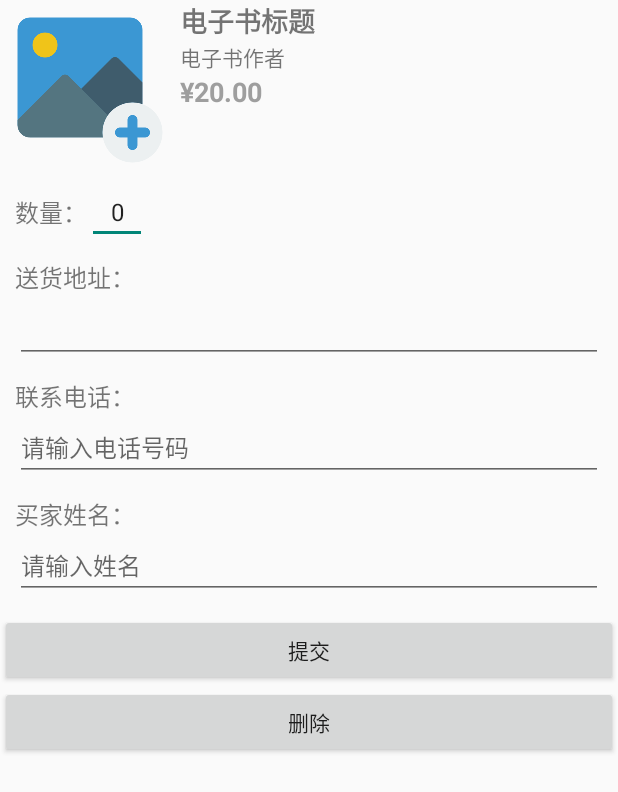
After one commit to Liuyh451/GraduationDesign, an Android app: the AdminOrderEditActivity screen opened directly, with no data from a screen before it, on a phone screen of 412 x 824 dp. The commit adds this screen. Shown: the top 792 px of the screen. Run offline under Robolectric (Android 15) with nearby library versions, the phone set to English and light mode, and no system bars; network calls fail; pictures from the network do not load.

Commit message:
完成搜索模块和订单编辑模块

```diff
--- /dev/null
+++ b/Dev/app/src/main/java/com/example/test/AdminOrderEditActivity.java
@@ -0,0 +1,81 @@
+package com.example.test;
+
+import androidx.appcompat.app.AppCompatActivity;
+
+import android.content.Intent;
+import android.graphics.Bitmap;
+import android.graphics.BitmapFactory;
+import android.os.Bundle;
+import android.widget.Button;
+import android.widget.EditText;
+import android.widget.ImageView;
+import android.widget.Spinner;
+import android.widget.TextView;
+
+import com.bumptech.glide.Glide;
+
+import java.io.File;
+
+public class AdminOrderEditActivity extends AppCompatActivity {
+    private ImageView bookImage;
+    private TextView bookTitle;
+    private TextView bookAuthor;
+    private TextView bookPrice;
+
+    private EditText quantityText;
+
+    private EditText addressSpinner;
+    private EditText phoneEditText;
+    private EditText nameEditText;
+    private Button submitButton;
+    private Button deleteButton;
+
+    @Override
+    protected void onCreate(Bundle savedInstanceState) {
+        super.onCreate(savedInstanceState);
+        setContentView(R.layout.activity_admin_order_edit);
+        Intent intent = getIntent();
+        String orderId = intent.getStringExtra("orderId");
+        String title = intent.getStringExtra("title");
+        String author = intent.getStringExtra("author");
+        String bookCover = intent.getStringExtra("bookCover");
+        String buyerQuantity = intent.getStringExtra("buyerQuantity");
+        String buyerName = intent.getStringExtra("buyerName");
+        String price = intent.getStringExtra("price");
+        String address = intent.getStringExtra("address");
+        String phone = intent.getStringExtra("phone");
+        // Initialize Views
+        bookImage = findViewById(R.id.book_image);
+        bookTitle = findViewById(R.id.book_title);
+        bookAuthor = findViewById(R.id.book_author);
+        bookPrice = findViewById(R.id.book_price);
+        quantityText = findViewById(R.id.quantity_text);
+        addressSpinner = findViewById(R.id.address_spinner);
+        phoneEditText = findViewById(R.id.phone_edit_text);
+        nameEditText = findViewById(R.id.name_edit_text);
+        submitButton = findViewById(R.id.submit_button);
+        deleteButton = findViewById(R.id.delete_button);
+        if (orderId != null) {
+            bookTitle.setText(title);
+            bookAuthor.setText(author);
+            bookPrice.setText(price);
+            phoneEditText.setText(phone);
+            addressSpinner.setText(address);
+            nameEditText.setText(buyerName);
+            quantityText.setText(buyerQuantity);
+            //加载图书封面
+            if (new File(bookCover).exists()) {
+                // 如果本地文件存在，则使用本地文件
+                Bitmap bitmap = BitmapFactory.decodeFile(bookCover);
+                bookImage.setImageBitmap(bitmap);
+            } else {
+                // 如果本地文件不存在，则使用 Glide 进行网络加载
+                Glide.with(this).load(bookCover).placeholder(R.drawable.placeholder_add).into(bookImage);
+            }
+        } else {
+            bookImage.setImageResource(R.drawable.placeholder_add);
+        }
+
+
+    }
+}
--- /dev/null
+++ b/Dev/app/src/main/res/layout/activity_admin_order_edit.xml
@@ -0,0 +1,152 @@
+<?xml version="1.0" encoding="utf-8"?>
+<LinearLayout xmlns:android="http://schemas.android.com/apk/res/android"
+    android:layout_width="match_parent"
+    android:layout_height="wrap_content"
+    android:orientation="vertical">
+
+    <!-- 电子书的图片、作者、标题和价格 -->
+    <LinearLayout
+        android:layout_width="match_parent"
+        android:layout_height="wrap_content"
+        android:orientation="horizontal">
+
+        <ImageView
+            android:id="@+id/book_image"
+            android:layout_width="100dp"
+            android:layout_height="100dp"
+            android:layout_margin="10dp"
+            android:src="@drawable/loading" />
+
+        <LinearLayout
+            android:layout_width="match_parent"
+            android:layout_height="wrap_content"
+            android:orientation="vertical">
+
+            <TextView
+                android:id="@+id/book_title"
+                android:layout_width="match_parent"
+                android:layout_height="wrap_content"
+                android:text="电子书标题"
+                android:textSize="18sp"
+                android:textStyle="bold" />
+
+            <TextView
+                android:id="@+id/book_author"
+                android:layout_width="match_parent"
+                android:layout_height="wrap_content"
+                android:text="电子书作者"
+                android:textSize="14sp" />
+
+            <TextView
+                android:id="@+id/book_price"
+                android:layout_width="match_parent"
+                android:layout_height="wrap_content"
+                android:text="¥20.00"
+                android:textColor="@color/gray_500"
+                android:textSize="18sp"
+                android:textStyle="bold" />
+        </LinearLayout>
+
+    </LinearLayout>
+
+    <!-- 数量加减组件 -->
+    <LinearLayout
+        android:layout_width="match_parent"
+        android:layout_height="wrap_content"
+        android:gravity="center_vertical"
+        android:orientation="horizontal">
+
+        <TextView
+            android:layout_width="wrap_content"
+            android:layout_height="wrap_content"
+            android:layout_marginStart="10dp"
+            android:text="数量："
+            android:textSize="16sp" />
+
+        <LinearLayout
+            android:layout_width="wrap_content"
+            android:layout_height="wrap_content"
+            android:orientation="horizontal">
+
+
+            <EditText
+                android:id="@+id/quantity_text"
+                android:layout_width="40dp"
+                android:layout_height="wrap_content"
+                android:gravity="center"
+                android:text="0"
+                android:textSize="16sp" />
+
+
+        </LinearLayout>
+    </LinearLayout>
+
+    <!-- 地址选择和手机电话选择 -->
+    <LinearLayout
+        android:layout_width="match_parent"
+        android:layout_height="wrap_content"
+        android:orientation="vertical"
+        android:padding="10dp">
+
+        <TextView
+            android:layout_width="wrap_content"
+            android:layout_height="wrap_content"
+            android:text="送货地址："
+            android:textSize="16sp" />
+
+        <!-- 使用Spinner组件来选择地址 -->
+        <EditText
+            android:id="@+id/address_spinner"
+            android:layout_width="match_parent"
+            android:layout_height="wrap_content"
+            android:prompt="@string/prompt_address"
+            android:spinnerMode="dropdown" />
+
+        <TextView
+            android:layout_width="wrap_content"
+            android:layout_height="wrap_content"
+            android:layout_marginTop="10dp"
+            android:text="联系电话："
+            android:textSize="16sp" />
+
+        <!-- 使用EditText组件来输入电话号码 -->
+        <EditText
+            android:id="@+id/phone_edit_text"
+            android:layout_width="match_parent"
+            android:layout_height="wrap_content"
+            android:hint="请输入电话号码"
+            android:inputType="phone"
+            android:maxLines="1"
+            android:textSize="16sp" />
+
+        <TextView
+            android:layout_width="wrap_content"
+            android:layout_height="wrap_content"
+            android:layout_marginTop="10dp"
+            android:text="买家姓名："
+            android:textSize="16sp" />
+
+        <EditText
+            android:id="@+id/name_edit_text"
+            android:layout_width="match_parent"
+            android:layout_height="wrap_content"
+            android:hint="请输入姓名"
+            android:maxLines="1"
+            android:textSize="16sp" />
+    </LinearLayout>
+
+    <!-- 提交订单按钮 -->
+
+    <Button
+        android:id="@+id/submit_button"
+        android:layout_width="match_parent"
+        android:layout_height="wrap_content"
+        android:text="提交" />
+
+    <Button
+        android:id="@+id/delete_button"
+        android:layout_width="match_parent"
+        android:layout_height="wrap_content"
+        android:text="删除" />
+
+</LinearLayout>
```
Also changed, not shown: Dev/app/src/main/AndroidManifest.xml (+5 -3 lines), Dev/app/src/main/java/com/example/test/AdminEBooksFragment.java (+11 -0 lines), Dev/app/src/main/java/com/example/test/AdminOrderFragment.java (+17 -1 lines), Dev/app/src/main/java/com/example/test/Frag_2.java (+10 -4 lines), Dev/app/src/main/java/com/example/test/NetUnit.java (+30 -0 lines), Dev/app/src/main/java/com/example/test/OrderAdapter.java (+25 -7 lines), Dev/app/src/main/java/com/example/test/SearchBook.java (+92 -7 lines), Dev/app/src/main/res/drawable/search_box_bg.xml (added, +16 -0 lines), Dev/app/src/main/res/layout/activity_search_book.xml (+33 -13 lines), Dev/app/src/main/res/layout/fragment_admin__books.xml (+28 -0 lines), Dev/app/src/main/res/layout/fragment_frag_2.xml (+22 -3 lines), Dev/app/src/main/res/values/colors.xml (+7 -0 lines), Dev/app/src/main/res/drawable/ic_search.png (added), 3 other files.
